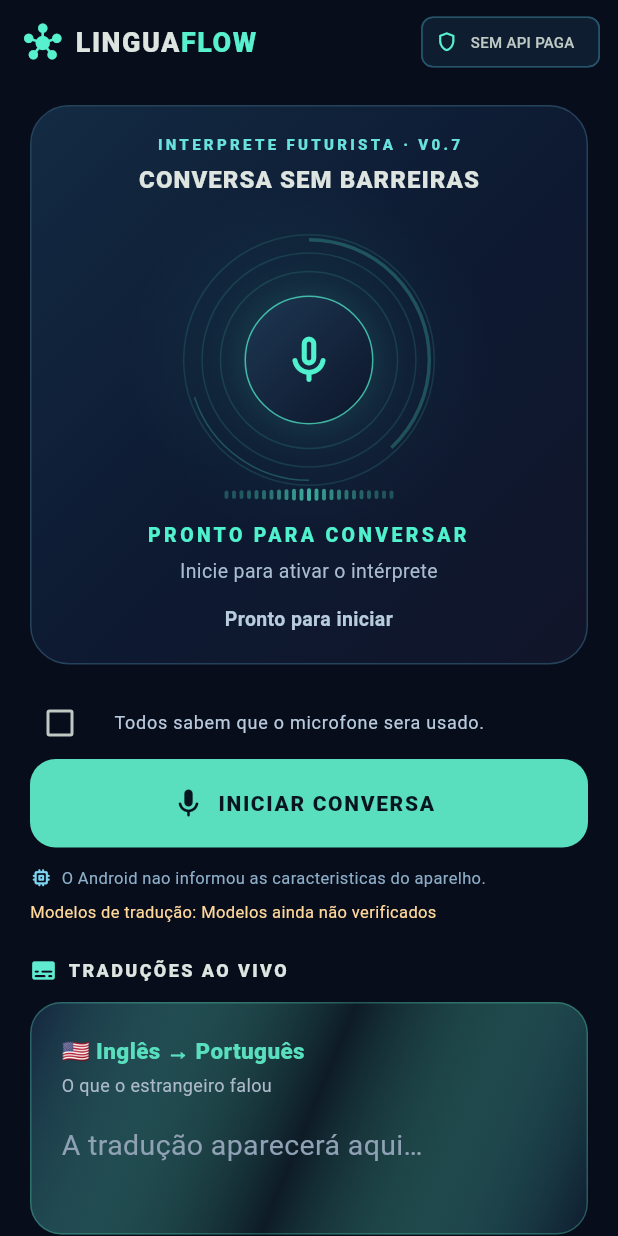
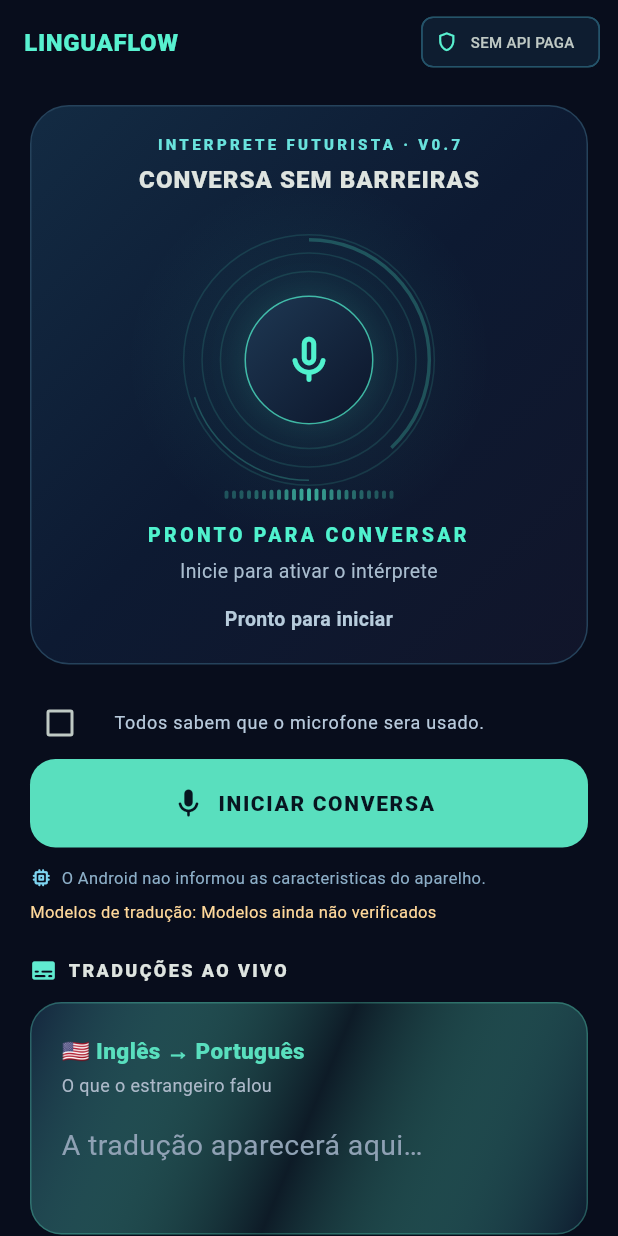
Before and after one commit to gabriel32nunes-glitch/LinguaFlow-AI, a Flutter app: the screen it shows after launch, on a phone screen of 412 x 824 dp. Run offline on Flutter 3.47's test engine with Material 3 defaults, Android fonts, the phone set to English and light mode, and no system bars; our stand-ins replace flutter_tts, permission_handler; missing offline and left inert: google_mlkit_language_id, google_mlkit_translation; accounts and stored records are empty.

Commit message:
fix(ui): prevenir overflow do titulo em telas estreitas Galaxy A14

```diff
--- a/lib/main.dart
+++ b/lib/main.dart
@@ -671,15 +671,14 @@ class _TranslationPageState extends State<TranslationPage> {
     return Scaffold(
       appBar: AppBar(
         backgroundColor: Colors.transparent,
-        title: const Row(children: [
-          Icon(Icons.hub_rounded, color: Color(0xFF58F1D0), size: 25),
-          SizedBox(width: 9),
-          Text('LINGUA', style: TextStyle(
-              fontSize: 18, fontWeight: FontWeight.w900, letterSpacing: 1.0)),
-          Text('FLOW', style: TextStyle(
-              fontSize: 18, color: Color(0xFF58F1D0),
-              fontWeight: FontWeight.w900, letterSpacing: 1.0)),
-        ]),
+        title: const Text('LINGUAFLOW',
+          maxLines: 1,
+          overflow: TextOverflow.ellipsis,
+          style: TextStyle(
+            fontSize: 16, fontWeight: FontWeight.w900,
+            color: Color(0xFF58F1D0), letterSpacing: 0.4,
+          ),
+        ),
         actions: [
           Padding(
             padding: const EdgeInsets.only(right: 12),
```
